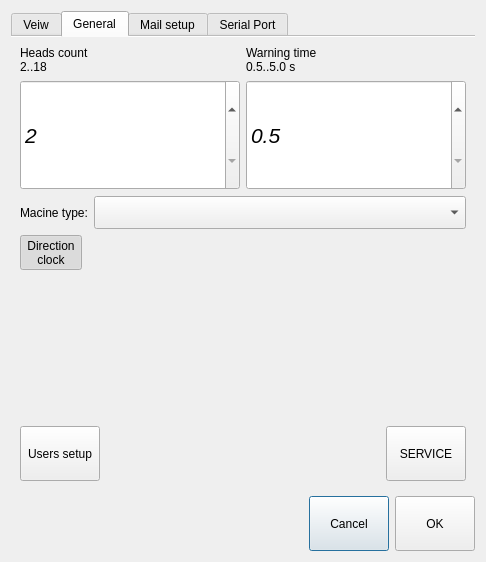
mishkoLitvin/L_Aries-progect, file generalsettingdialog.ui: the form before one commit.
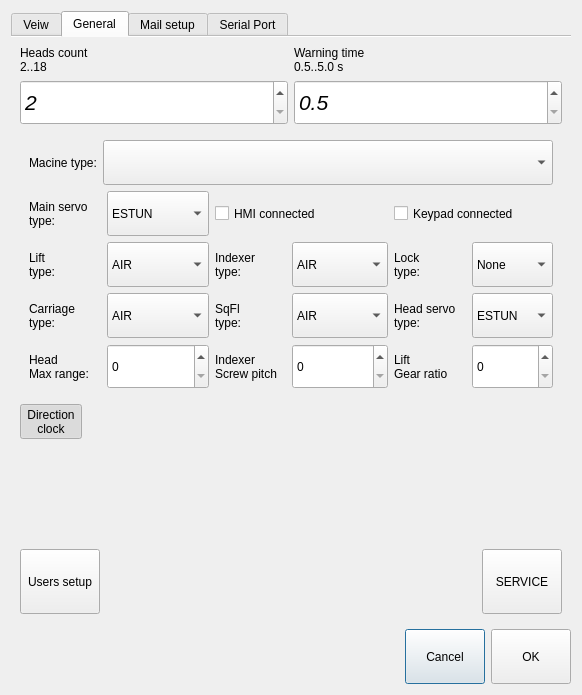
The form after the commit. Icons and pictures are not drawn.

Commit message: Machine settings, Head, Indexer/Lift types setting UI widgets creates. Data save and restore fuctions writen

The edit to the form file:
```diff
--- a/generalsettingdialog.ui
+++ b/generalsettingdialog.ui
@@ -6,10 +6,16 @@
    <rect>
     <x>0</x>
     <y>0</y>
-    <width>486</width>
-    <height>562</height>
+    <width>582</width>
+    <height>695</height>
    </rect>
   </property>
+  <property name="maximumSize">
+   <size>
+    <width>582</width>
+    <height>16777215</height>
+   </size>
+  </property>
   <property name="windowTitle">
    <string>Dialog</string>
   </property>
@@ -202,7 +208,9 @@
       <attribute name="title">
        <string>General</string>
       </attribute>
-      <layout class="QVBoxLayout" name="verticalLayout_4">
+      <layout class="QVBoxLayout" name="verticalLayout_9">
+       <item>
+        <layout class="QVBoxLayout" name="verticalLayout_8" stretch="1,20,2,10,1">
        <item>
         <layout class="QHBoxLayout" name="horizontalLayout_2">
          <item>
@@ -266,6 +274,12 @@
                <verstretch>0</verstretch>
               </sizepolicy>
              </property>
+               <property name="minimumSize">
+                <size>
+                 <width>0</width>
+                 <height>45</height>
+                </size>
+               </property>
              <property name="font">
               <font>
                <pointsize>16</pointsize>
@@ -294,6 +308,9 @@
         </layout>
        </item>
        <item>
+          <widget class="QWidget" name="widgetServiceSettings" native="true">
+           <layout class="QVBoxLayout" name="verticalLayout_4">
+            <item>
         <layout class="QHBoxLayout" name="horizontalLayout_8">
          <item>
           <widget class="QLabel" name="labelH2">
@@ -305,11 +322,17 @@
          <item>
           <widget class="QComboBox" name="comboBoxMacineType">
            <property name="sizePolicy">
-            <sizepolicy hsizetype="Expanding" vsizetype="Fixed">
+                 <sizepolicy hsizetype="Expanding" vsizetype="Expanding">
              <horstretch>0</horstretch>
              <verstretch>0</verstretch>
             </sizepolicy>
            </property>
+                <property name="minimumSize">
+                 <size>
+                  <width>0</width>
+                  <height>45</height>
+                 </size>
+                </property>
            <property name="font">
             <font>
              <pointsize>16</pointsize>
@@ -318,6 +341,408 @@
           </widget>
          </item>
         </layout>
+            </item>
+            <item>
+             <layout class="QGridLayout" name="gridLayout_3">
+              <item row="0" column="0">
+               <widget class="QLabel" name="label_9">
+                <property name="text">
+                 <string>Main servo
+type:</string>
+                </property>
+               </widget>
+              </item>
+              <item row="0" column="1">
+               <widget class="QComboBox" name="comboBoxMainServoT">
+                <property name="sizePolicy">
+                 <sizepolicy hsizetype="Preferred" vsizetype="Expanding">
+                  <horstretch>0</horstretch>
+                  <verstretch>0</verstretch>
+                 </sizepolicy>
+                </property>
+                <property name="minimumSize">
+                 <size>
+                  <width>0</width>
+                  <height>45</height>
+                 </size>
+                </property>
+                <item>
+                 <property name="text">
+                  <string>ESTUN</string>
+                 </property>
+                </item>
+                <item>
+                 <property name="text">
+                  <string>DELTA</string>
+                 </property>
+                </item>
+                <item>
+                 <property name="text">
+                  <string>KINCO</string>
+                 </property>
+                </item>
+                <item>
+                 <property name="text">
+                  <string>AKD</string>
+                 </property>
+                </item>
+               </widget>
+              </item>
+              <item row="0" column="2" colspan="2">
+               <widget class="QCheckBox" name="checkBoxHMIConnected">
+                <property name="sizePolicy">
+                 <sizepolicy hsizetype="Expanding" vsizetype="Expanding">
+                  <horstretch>0</horstretch>
+                  <verstretch>0</verstretch>
+                 </sizepolicy>
+                </property>
+                <property name="text">
+                 <string>HMI connected</string>
+                </property>
+               </widget>
+              </item>
+              <item row="0" column="4" colspan="2">
+               <widget class="QCheckBox" name="checkBoxKeyPadConnected">
+                <property name="sizePolicy">
+                 <sizepolicy hsizetype="Expanding" vsizetype="Expanding">
+                  <horstretch>0</horstretch>
+                  <verstretch>0</verstretch>
+                 </sizepolicy>
+                </property>
+                <property name="text">
+                 <string>Keypad connected</string>
+                </property>
+               </widget>
+              </item>
+              <item row="1" column="0">
+               <widget class="QLabel" name="label_6">
+                <property name="text">
+                 <string>Lift
+type:</string>
+                </property>
+               </widget>
+              </item>
+              <item row="1" column="1">
+               <widget class="QComboBox" name="comboBoxLiftT">
+                <property name="sizePolicy">
+                 <sizepolicy hsizetype="Preferred" vsizetype="Expanding">
+                  <horstretch>0</horstretch>
+                  <verstretch>0</verstretch>
+                 </sizepolicy>
+                </property>
+                <property name="minimumSize">
+                 <size>
+                  <width>0</width>
+                  <height>45</height>
+                 </size>
+                </property>
+                <item>
+                 <property name="text">
+                  <string>AIR</string>
+                 </property>
+                </item>
+                <item>
+                 <property name="text">
+                  <string>AC motor</string>
+                 </property>
+                </item>
+                <item>
+                 <property name="text">
+                  <string>Servo: Cam</string>
+                 </property>
+                </item>
+                <item>
+                 <property name="text">
+                  <string>Servo: Screw</string>
+                 </property>
+                </item>
+               </widget>
+              </item>
+              <item row="1" column="2">
+               <widget class="QLabel" name="label_7">
+                <property name="text">
+                 <string>Indexer
+type:</string>
+                </property>
+               </widget>
+              </item>
+              <item row="1" column="3">
+               <widget class="QComboBox" name="comboBoxIndexerT">
+                <property name="sizePolicy">
+                 <sizepolicy hsizetype="Preferred" vsizetype="Expanding">
+                  <horstretch>0</horstretch>
+                  <verstretch>0</verstretch>
+                 </sizepolicy>
+                </property>
+                <property name="minimumSize">
+                 <size>
+                  <width>0</width>
+                  <height>45</height>
+                 </size>
+                </property>
+                <item>
+                 <property name="text">
+                  <string>AIR</string>
+                 </property>
+                </item>
+                <item>
+                 <property name="text">
+                  <string>AC motor</string>
+                 </property>
+                </item>
+                <item>
+                 <property name="text">
+                  <string>Servo motor</string>
+                 </property>
+                </item>
+               </widget>
+              </item>
+              <item row="1" column="4">
+               <widget class="QLabel" name="label_8">
+                <property name="text">
+                 <string>Lock
+type:</string>
+                </property>
+               </widget>
+              </item>
+              <item row="1" column="5">
+               <widget class="QComboBox" name="comboBoxLockT">
+                <property name="sizePolicy">
+                 <sizepolicy hsizetype="Preferred" vsizetype="Expanding">
+                  <horstretch>0</horstretch>
+                  <verstretch>0</verstretch>
+                 </sizepolicy>
+                </property>
+                <property name="minimumSize">
+                 <size>
+                  <width>0</width>
+                  <height>45</height>
+                 </size>
+                </property>
+                <item>
+                 <property name="text">
+                  <string>None</string>
+                 </property>
+                </item>
+                <item>
+                 <property name="text">
+                  <string>AIR</string>
+                 </property>
+                </item>
+                <item>
+                 <property name="text">
+                  <string>AC motor</string>
+                 </property>
+                </item>
+               </widget>
+              </item>
+              <item row="2" column="0">
+               <widget class="QLabel" name="label_3">
+                <property name="text">
+                 <string>Carriage
+type:</string>
+                </property>
+               </widget>
+              </item>
+              <item row="2" column="1">
+               <widget class="QComboBox" name="comboBoxCarriageT">
+                <property name="sizePolicy">
+                 <sizepolicy hsizetype="Preferred" vsizetype="Expanding">
+                  <horstretch>0</horstretch>
+                  <verstretch>0</verstretch>
+                 </sizepolicy>
+                </property>
+                <property name="minimumSize">
+                 <size>
+                  <width>0</width>
+                  <height>45</height>
+                 </size>
+                </property>
+                <item>
+                 <property name="text">
+                  <string>AIR</string>
+                 </property>
+                </item>
+                <item>
+                 <property name="text">
+                  <string>AC motor</string>
+                 </property>
+                </item>
+                <item>
+                 <property name="text">
+                  <string>Servo motor</string>
+                 </property>
+                </item>
+               </widget>
+              </item>
+              <item row="2" column="2">
+               <widget class="QLabel" name="label_4">
+                <property name="text">
+                 <string>SqFl
+type:</string>
+                </property>
+               </widget>
+              </item>
+              <item row="2" column="3">
+               <widget class="QComboBox" name="comboBoxSqFlT">
+                <property name="sizePolicy">
+                 <sizepolicy hsizetype="Preferred" vsizetype="Expanding">
+                  <horstretch>0</horstretch>
+                  <verstretch>0</verstretch>
+                 </sizepolicy>
+                </property>
+                <property name="minimumSize">
+                 <size>
+                  <width>0</width>
+                  <height>45</height>
+                 </size>
+                </property>
+                <item>
+                 <property name="text">
+                  <string>AIR</string>
+                 </property>
+                </item>
+                <item>
+                 <property name="text">
+                  <string>AC motor</string>
+                 </property>
+                </item>
+                <item>
+                 <property name="text">
+                  <string>Servo motor</string>
+                 </property>
+                </item>
+               </widget>
+              </item>
+              <item row="2" column="4">
+               <widget class="QLabel" name="label_5">
+                <property name="text">
+                 <string>Head servo
+type:</string>
+                </property>
+               </widget>
+              </item>
+              <item row="2" column="5">
+               <widget class="QComboBox" name="comboBoxHeadServoT">
+                <property name="sizePolicy">
+                 <sizepolicy hsizetype="Preferred" vsizetype="Expanding">
+                  <horstretch>0</horstretch>
+                  <verstretch>0</verstretch>
+                 </sizepolicy>
+                </property>
+                <property name="minimumSize">
+                 <size>
+                  <width>0</width>
+                  <height>45</height>
+                 </size>
+                </property>
+                <item>
+                 <property name="text">
+                  <string>ESTUN</string>
+                 </property>
+                </item>
+                <item>
+                 <property name="text">
+                  <string>DELTA</string>
+                 </property>
+                </item>
+                <item>
+                 <property name="text">
+                  <string>KINCO</string>
+                 </property>
+                </item>
+                <item>
+                 <property name="text">
+                  <string>AKD</string>
+                 </property>
+                </item>
+               </widget>
+              </item>
+              <item row="3" column="0">
+               <widget class="QLabel" name="label_10">
+                <property name="text">
+                 <string>Head
+Max range:</string>
+                </property>
+               </widget>
+              </item>
+              <item row="3" column="1">
+               <widget class="QDoubleSpinBox" name="dSpinBoxHeadMaxRange">
+                <property name="sizePolicy">
+                 <sizepolicy hsizetype="Minimum" vsizetype="Expanding">
+                  <horstretch>0</horstretch>
+                  <verstretch>0</verstretch>
+                 </sizepolicy>
+                </property>
+                <property name="minimumSize">
+                 <size>
+                  <width>0</width>
+                  <height>45</height>
+                 </size>
+                </property>
+                <property name="decimals">
+                 <number>0</number>
+                </property>
+               </widget>
+              </item>
+              <item row="3" column="2">
+               <widget class="QLabel" name="label_11">
+                <property name="text">
+                 <string>Indexer
+Screw pitch</string>
+                </property>
+               </widget>
+              </item>
+              <item row="3" column="3">
+               <widget class="QDoubleSpinBox" name="dSpinBoxIndexerScrew">
+                <property name="sizePolicy">
+                 <sizepolicy hsizetype="Minimum" vsizetype="Expanding">
+                  <horstretch>0</horstretch>
+                  <verstretch>0</verstretch>
+                 </sizepolicy>
+                </property>
+                <property name="minimumSize">
+                 <size>
+                  <width>0</width>
+                  <height>45</height>
+                 </size>
+                </property>
+                <property name="decimals">
+                 <number>0</number>
+                </property>
+               </widget>
+              </item>
+              <item row="3" column="4">
+               <widget class="QLabel" name="label_12">
+                <property name="text">
+                 <string>Lift
+Gear ratio</string>
+                </property>
+               </widget>
+              </item>
+              <item row="3" column="5">
+               <widget class="QDoubleSpinBox" name="dSpinBoxLiftGear">
+                <property name="sizePolicy">
+                 <sizepolicy hsizetype="Minimum" vsizetype="Expanding">
+                  <horstretch>0</horstretch>
+                  <verstretch>0</verstretch>
+                 </sizepolicy>
+                </property>
+                <property name="minimumSize">
+                 <size>
+                  <width>0</width>
+                  <height>45</height>
+                 </size>
+                </property>
+                <property name="decimals">
+                 <number>0</number>
+                </property>
+               </widget>
+              </item>
+             </layout>
+            </item>
+           </layout>
+          </widget>
        </item>
        <item>
         <layout class="QHBoxLayout" name="horizontalLayout_5">
@@ -371,7 +796,7 @@
          <property name="sizeHint" stdset="0">
           <size>
            <width>20</width>
-           <height>150</height>
+             <height>40</height>
           </size>
          </property>
         </spacer>
@@ -383,7 +808,7 @@
            <property name="minimumSize">
             <size>
              <width>80</width>
-             <height>55</height>
+               <height>65</height>
             </size>
            </property>
            <property name="text">
@@ -425,7 +850,7 @@
            <property name="minimumSize">
             <size>
              <width>80</width>
-             <height>55</height>
+               <height>65</height>
             </size>
            </property>
            <property name="text">
@@ -437,8 +862,8 @@
            </property>
            <property name="iconSize">
             <size>
-             <width>50</width>
-             <height>50</height>
+               <width>40</width>
+               <height>40</height>
             </size>
            </property>
            <property name="checkable">
@@ -448,6 +873,8 @@
             <enum>Qt::ToolButtonTextUnderIcon</enum>
            </property>
           </widget>
+           </item>
+          </layout>
          </item>
         </layout>
        </item>
```
Left out of the diff: 8 changed lines with no effect on the pictures. Lines whose indentation alone changed are shown as unchanged. The commit also changes 4 other files.
